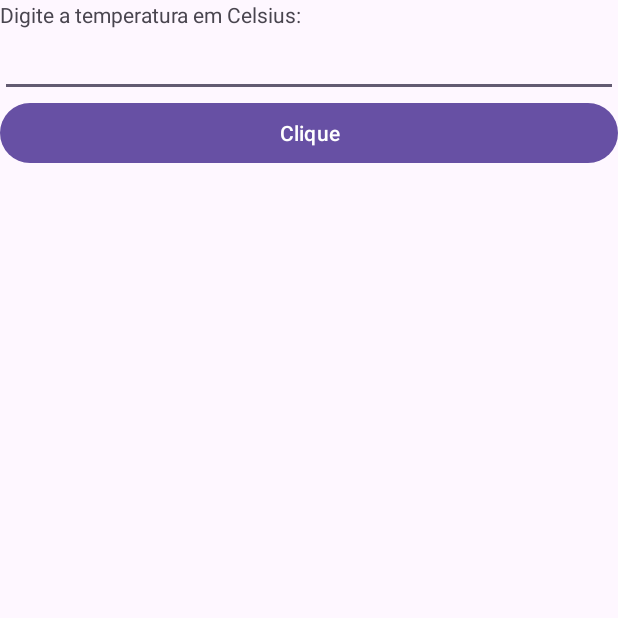
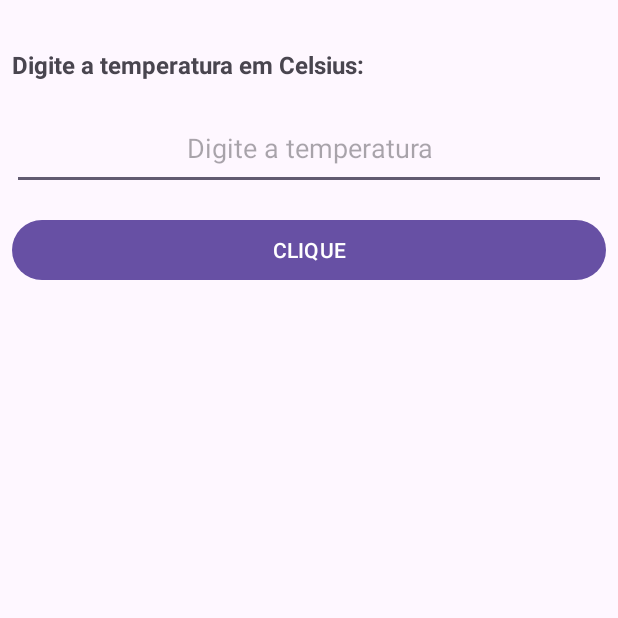
Before and after one commit to jpandolpho/arqdmo1_conversor_temperatura, an Android app: the screen it shows after launch (MainActivity), on a phone screen of 412 x 824 dp, the top half of it. Run offline under Robolectric (Android 15) with nearby library versions, the phone set to English and light mode, and no system bars.

Commit message:
Ajustando visual do aplicativo.

```diff
--- a/app/src/main/res/layout/activity_main.xml
+++ b/app/src/main/res/layout/activity_main.xml
@@ -6,28 +6,46 @@
     android:layout_width="match_parent"
     android:layout_height="match_parent"
     android:orientation="vertical"
+    android:padding="8dp"
     tools:context=".MainActivity">
 
     <TextView
         android:layout_width="match_parent"
         android:layout_height="wrap_content"
-        android:text="Digite a temperatura em Celsius:" />
+        android:layout_marginTop="24dp"
+        android:text="Digite a temperatura em Celsius:"
+        android:textSize="16sp"
+        android:textStyle="bold" />
 
     <EditText
         android:id="@+id/edit_temperature"
+        android:layout_width="match_parent"
+        android:layout_height="wrap_content"
+        android:layout_marginTop="16dp"
+        android:layout_marginBottom="16dp"
+        android:hint="Digite a temperatura"
         android:inputType="numberDecimal"
-        android:layout_width="match_parent"
-        android:layout_height="wrap_content" />
+        android:padding="16dp"
+        android:textAlignment="center" />
 
     <Button
         android:id="@+id/button_converter"
         android:layout_width="match_parent"
         android:layout_height="wrap_content"
-        android:text="Clique" />
+        android:paddingVertical="8dp"
+        android:text="Clique"
+        android:textAllCaps="true" />
 
     <TextView
         android:id="@+id/text_fahrenheit"
         android:layout_width="match_parent"
-        android:layout_height="wrap_content" />
+        android:layout_height="wrap_content"
+        android:layout_marginTop="64dp"
+        android:fontFamily="casual"
+        android:textAlignment="center"
+        android:textAllCaps="true"
+        android:textColor="#9C27B0"
+        android:textSize="32sp"
+        android:textStyle="bold" />
 
 </LinearLayout>
```
